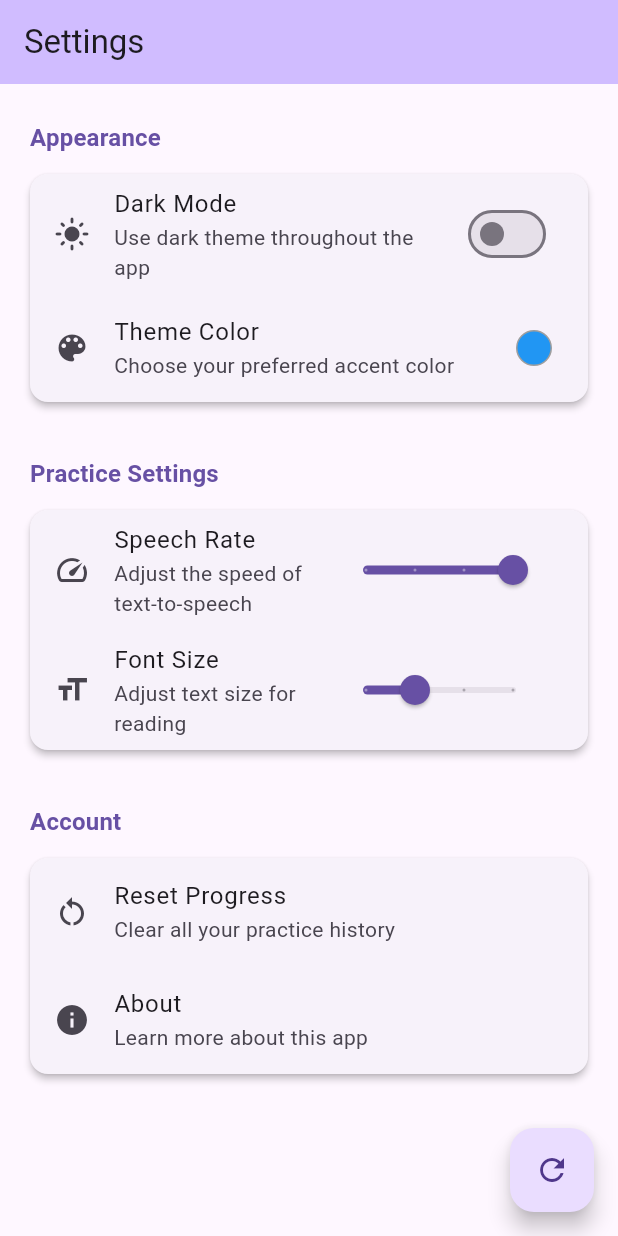
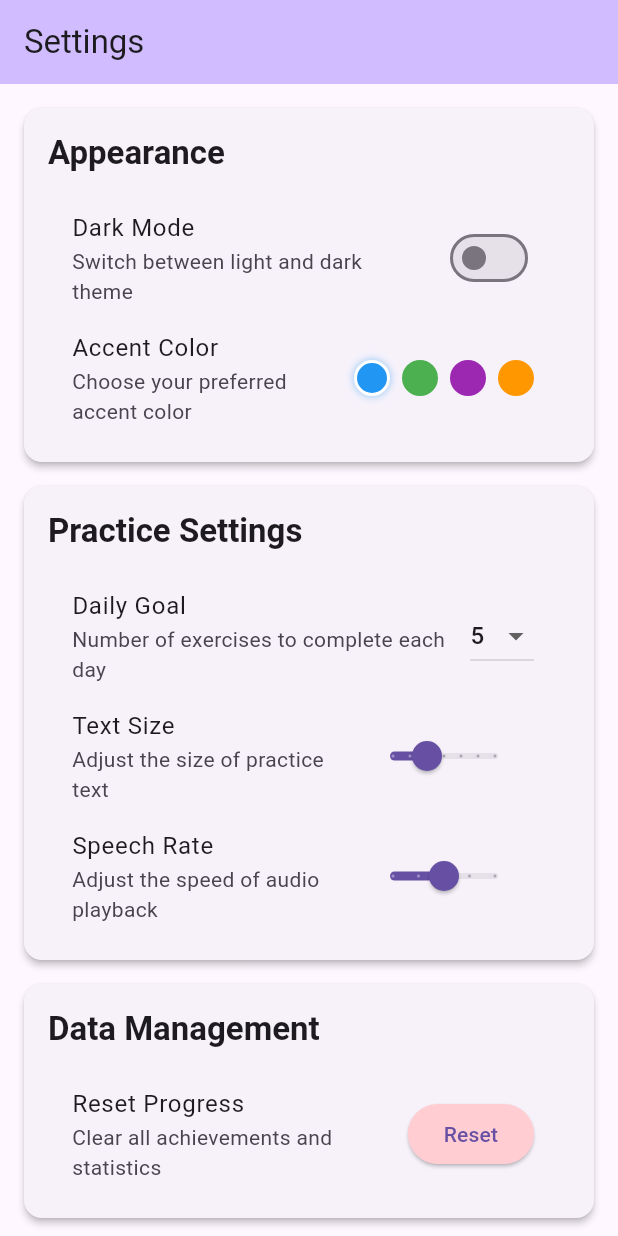
Before and after one commit to hyunjin1012/justype_app, a Flutter app: the SettingsScreen screen opened by its route, on a phone screen of 412 x 824 dp. Run offline on Flutter 3.47's test engine with Material 3 defaults, Android fonts, the phone set to English and light mode, and no system bars; our stand-ins replace confetti, flutter_tts, go_router, shared_preferences; accounts and stored records are empty; network calls fail.

Commit message:
edit settings ui

```diff
--- a/lib/screens/settings_screen.dart
+++ b/lib/screens/settings_screen.dart
@@ -1,10 +1,24 @@
 import 'package:flutter/material.dart';
 import '../services/theme_service.dart';
 
-class SettingsScreen extends StatelessWidget {
+class SettingsScreen extends StatefulWidget {
   final ThemeService themeService;
 
   const SettingsScreen({super.key, required this.themeService});
+
+  @override
+  State<SettingsScreen> createState() => _SettingsScreenState();
+}
+
+class _SettingsScreenState extends State<SettingsScreen> {
+  late ThemeService _themeService;
+  int _dailyGoal = 5;
+
+  @override
+  void initState() {
+    super.initState();
+    _themeService = widget.themeService;
+  }
 
   @override
   Widget build(BuildContext context) {
@@ -14,92 +28,127 @@ class SettingsScreen extends StatelessWidget {
         backgroundColor: Theme.of(context).colorScheme.inversePrimary,
       ),
       body: ListView(
-        padding: const EdgeInsets.all(16.0),
         children: [
-          // Theme section
-          _buildSectionHeader(context, 'Appearance'),
+          // Theme settings
           Card(
             elevation: 2,
+            margin: const EdgeInsets.all(16.0),
+            child: Padding(
+              padding: const EdgeInsets.all(16.0),
               child: Column(
+                crossAxisAlignment: CrossAxisAlignment.start,
                 children: [
+                  Text(
+                    'Appearance',
+                    style: Theme.of(context).textTheme.titleLarge?.copyWith(
+                          fontWeight: FontWeight.bold,
+                        ),
+                  ),
+                  const SizedBox(height: 16),
+
                   // Dark mode toggle
-                SwitchListTile(
+                  ListTile(
                     title: const Text('Dark Mode'),
-                  subtitle: const Text('Use dark theme throughout the app'),
-                  value: themeService.isDarkMode,
+                    subtitle: const Text('Switch between light and dark theme'),
+                    trailing: Switch(
+                      value: _themeService.isDarkMode,
                       onChanged: (value) {
-                    themeService.toggleTheme();
+                        setState(() {
+                          _themeService.toggleTheme();
+                        });
                       },
-                  secondary: Icon(
-                    themeService.isDarkMode
-                        ? Icons.dark_mode
-                        : Icons.light_mode,
                     ),
                   ),
 
-                // Theme color picker
+                  // Accent color selector
                   ListTile(
-                  title: const Text('Theme Color'),
+                    title: const Text('Accent Color'),
                     subtitle: const Text('Choose your preferred accent color'),
-                  leading: const Icon(Icons.color_lens),
-                  trailing: Container(
-                    width: 24,
-                    height: 24,
-                    decoration: BoxDecoration(
-                      color: themeService.accentColor,
-                      shape: BoxShape.circle,
-                      border: Border.all(color: Colors.grey),
-                    ),
-                  ),
-                  onTap: () => _showColorPicker(context, themeService),
+                    trailing: _buildColorSelector(),
                   ),
                 ],
               ),
             ),
-
-          const SizedBox(height: 24),
+          ),
 
           // Practice settings
-          _buildSectionHeader(context, 'Practice Settings'),
           Card(
             elevation: 2,
+            margin: const EdgeInsets.fromLTRB(16.0, 0, 16.0, 16.0),
+            child: Padding(
+              padding: const EdgeInsets.all(16.0),
               child: Column(
+                crossAxisAlignment: CrossAxisAlignment.start,
                 children: [
-                // Text-to-speech settings
+                  Text(
+                    'Practice Settings',
+                    style: Theme.of(context).textTheme.titleLarge?.copyWith(
+                          fontWeight: FontWeight.bold,
+                        ),
+                  ),
+                  const SizedBox(height: 16),
+
+                  // Daily goal setting
                   ListTile(
-                  title: const Text('Speech Rate'),
-                  subtitle: const Text('Adjust the speed of text-to-speech'),
-                  leading: const Icon(Icons.speed),
+                    title: const Text('Daily Goal'),
+                    subtitle:
+                        const Text('Number of exercises to complete each day'),
+                    trailing: DropdownButton<int>(
+                      value: _dailyGoal,
+                      items: [3, 5, 10, 15, 20].map((int value) {
+                        return DropdownMenuItem<int>(
+                          value: value,
+                          child: Text('$value'),
+                        );
+                      }).toList(),
+                      onChanged: (newValue) {
+                        if (newValue != null) {
+                          setState(() {
+                            _dailyGoal = newValue;
+                            // Assuming _progressService.setDailyGoal(newValue) is called elsewhere
+                          });
+                        }
+                      },
+                    ),
+                  ),
+
+                  // Font size slider
+                  ListTile(
+                    title: const Text('Text Size'),
+                    subtitle: const Text('Adjust the size of practice text'),
                     trailing: SizedBox(
-                    width: 150,
+                      width: 120,
                       child: Slider(
-                      value: themeService.speechRate,
-                      min: 0.25,
-                      max: 1.0,
-                      divisions: 3,
-                      label: _getSpeechRateLabel(themeService.speechRate),
+                        value: _themeService.fontSize,
+                        min: 0.8,
+                        max: 1.4,
+                        divisions: 6,
+                        label: _getFontSizeLabel(_themeService.fontSize),
                         onChanged: (value) {
-                        themeService.setSpeechRate(value);
+                          setState(() {
+                            _themeService.setFontSize(value);
+                          });
                         },
                       ),
                     ),
                   ),
 
-                // Font size settings
+                  // Speech rate slider for audio challenges
                   ListTile(
-                  title: const Text('Font Size'),
-                  subtitle: const Text('Adjust text size for reading'),
-                  leading: const Icon(Icons.format_size),
+                    title: const Text('Speech Rate'),
+                    subtitle: const Text('Adjust the speed of audio playback'),
                     trailing: SizedBox(
-                    width: 150,
+                      width: 120,
                       child: Slider(
-                      value: themeService.fontSize,
-                      min: 0.8,
-                      max: 1.4,
-                      divisions: 3,
-                      label: _getFontSizeLabel(themeService.fontSize),
+                        value: _themeService.speechRate,
+                        min: 0.5,
+                        max: 1.5,
+                        divisions: 4,
+                        label: '${_themeService.speechRate}x',
                         onChanged: (value) {
-                        themeService.setFontSize(value);
+                          setState(() {
+                            _themeService.setSpeechRate(value);
+                          });
                         },
                       ),
                     ),
@@ -107,177 +156,174 @@ class SettingsScreen extends StatelessWidget {
                 ],
               ),
             ),
+          ),
 
-          const SizedBox(height: 24),
-
-          // Account settings
-          _buildSectionHeader(context, 'Account'),
+          // Data management
           Card(
             elevation: 2,
+            margin: const EdgeInsets.fromLTRB(16.0, 0, 16.0, 16.0),
+            child: Padding(
+              padding: const EdgeInsets.all(16.0),
               child: Column(
+                crossAxisAlignment: CrossAxisAlignment.start,
                 children: [
+                  Text(
+                    'Data Management',
+                    style: Theme.of(context).textTheme.titleLarge?.copyWith(
+                          fontWeight: FontWeight.bold,
+                        ),
+                  ),
+                  const SizedBox(height: 16),
+
+                  // Reset progress button
                   ListTile(
                     title: const Text('Reset Progress'),
-                  subtitle: const Text('Clear all your practice history'),
-                  leading: const Icon(Icons.restart_alt),
-                  onTap: () => _showResetConfirmation(context),
+                    subtitle:
+                        const Text('Clear all achievements and statistics'),
+                    trailing: ElevatedButton(
+                      onPressed: _showResetConfirmationDialog,
+                      style: ElevatedButton.styleFrom(
+                        backgroundColor: Colors.red.shade100,
+                      ),
+                      child: const Text('Reset'),
+                    ),
+                  ),
+                ],
+              ),
+            ),
+          ),
+
+          // App info
+          Card(
+            elevation: 2,
+            margin: const EdgeInsets.fromLTRB(16.0, 0, 16.0, 16.0),
+            child: Padding(
+              padding: const EdgeInsets.all(16.0),
+              child: Column(
+                crossAxisAlignment: CrossAxisAlignment.start,
+                children: [
+                  Text(
+                    'About JusType',
+                    style: Theme.of(context).textTheme.titleLarge?.copyWith(
+                          fontWeight: FontWeight.bold,
+                        ),
+                  ),
+                  const SizedBox(height: 16),
+                  const ListTile(
+                    title: Text('Version'),
+                    subtitle: Text('1.0.0'),
                   ),
                   ListTile(
-                  title: const Text('About'),
-                  subtitle: const Text('Learn more about this app'),
-                  leading: const Icon(Icons.info),
+                    title: const Text('Help & Feedback'),
+                    subtitle: const Text('Get support or share your thoughts'),
+                    trailing: const Icon(Icons.arrow_forward_ios, size: 16),
                     onTap: () {
-                    // Show about dialog
-                    showAboutDialog(
-                      context: context,
-                      applicationName: 'Language Practice',
-                      applicationVersion: '1.0.0',
-                      applicationIcon: const FlutterLogo(size: 32),
-                      applicationLegalese: '© 2023 Language Practice',
-                      children: [
-                        const SizedBox(height: 16),
-                        const Text(
-                          'A language practice app to help improve reading and listening skills through interactive exercises.',
-                        ),
-                      ],
-                    );
+                      // Open help/feedback screen or link
                     },
                   ),
                 ],
               ),
             ),
-        ],
-      ),
-      floatingActionButton: FloatingActionButton(
-        onPressed: () {
-          themeService.toggleTheme();
-          // Notify the app to rebuild with the new theme
-          (context as Element).markNeedsBuild();
-        },
-        child: const Icon(Icons.refresh),
-      ),
-    );
-  }
-
-  Widget _buildSectionHeader(BuildContext context, String title) {
-    return Padding(
-      padding: const EdgeInsets.symmetric(vertical: 8.0, horizontal: 4.0),
-      child: Text(
-        title,
-        style: Theme.of(context).textTheme.titleMedium?.copyWith(
-              fontWeight: FontWeight.bold,
-              color: Theme.of(context).colorScheme.primary,
-            ),
-      ),
-    );
-  }
-
-  void _showColorPicker(BuildContext context, ThemeService themeService) {
-    final colors = [
-      Colors.blue,
-      Colors.purple,
-      Colors.green,
-      Colors.orange,
-      Colors.red,
-      Colors.teal,
-      Colors.indigo,
-      Colors.pink,
-    ];
-
-    showDialog(
-      context: context,
-      builder: (context) => AlertDialog(
-        title: const Text('Choose Theme Color'),
-        content: Wrap(
-          spacing: 10,
-          runSpacing: 10,
-          children: colors.map((color) {
-            return InkWell(
-              onTap: () {
-                themeService.setAccentColor(color);
-                Navigator.of(context).pop();
-              },
-              child: Container(
-                width: 50,
-                height: 50,
-                decoration: BoxDecoration(
-                  color: color,
-                  shape: BoxShape.circle,
-                  border: Border.all(
-                    color: themeService.accentColor == color
-                        ? Colors.white
-                        : Colors.transparent,
-                    width: 3,
-                  ),
-                  boxShadow: [
-                    BoxShadow(
-                      color: Colors.black.withOpacity(0.1),
-                      blurRadius: 4,
-                      spreadRadius: 1,
-                    ),
-                  ],
-                ),
-                child: themeService.accentColor == color
-                    ? const Icon(Icons.check, color: Colors.white)
-                    : null,
-              ),
-            );
-          }).toList(),
-        ),
-        actions: [
-          TextButton(
-            onPressed: () => Navigator.of(context).pop(),
-            child: const Text('Cancel'),
           ),
         ],
       ),
     );
   }
 
-  void _showResetConfirmation(BuildContext context) {
-    showDialog(
+  Widget _buildColorSelector() {
+    return Row(
+      mainAxisSize: MainAxisSize.min,
+      children: [
+        _colorOption(Colors.blue),
+        const SizedBox(width: 8),
+        _colorOption(Colors.green),
+        const SizedBox(width: 8),
+        _colorOption(Colors.purple),
+        const SizedBox(width: 8),
+        _colorOption(Colors.orange),
+      ],
+    );
+  }
+
+  Widget _colorOption(Color color) {
+    final isSelected = _themeService.accentColor == color;
+
+    return GestureDetector(
+      onTap: () {
+        setState(() {
+          _themeService.setAccentColor(color);
+        });
+      },
+      child: Container(
+        width: 24,
+        height: 24,
+        decoration: BoxDecoration(
+          color: color,
+          shape: BoxShape.circle,
+          border: Border.all(
+            color: isSelected ? Colors.white : Colors.transparent,
+            width: 2,
+          ),
+          boxShadow: isSelected
+              ? [BoxShadow(color: color.withOpacity(0.5), blurRadius: 4)]
+              : null,
+        ),
+      ),
+    );
+  }
+
+  String _getFontSizeLabel(double value) {
+    if (value <= 0.8) return 'S';
+    if (value <= 1.0) return 'M';
+    if (value <= 1.2) return 'L';
+    return 'XL';
+  }
+
+  Future<void> _showResetConfirmationDialog() async {
+    return showDialog<void>(
       context: context,
-      builder: (context) => AlertDialog(
-        title: const Text('Reset Progress'),
-        content: const Text(
-          'Are you sure you want to reset all your progress? This action cannot be undone.',
+      barrierDismissible: false,
+      builder: (BuildContext context) {
+        return AlertDialog(
+          title: const Text('Reset All Progress'),
+          content: const SingleChildScrollView(
+            child: Text(
+              'This will erase all your progress, achievements, and statistics. '
+              'This action cannot be undone. Are you sure you want to continue?',
             ),
-        actions: [
+          ),
+          actions: <Widget>[
             TextButton(
-            onPressed: () => Navigator.of(context).pop(),
               child: const Text('Cancel'),
+              onPressed: () {
+                Navigator.of(context).pop();
+              },
             ),
             TextButton(
-            onPressed: () {
-              // Reset progress logic would go here
-              Navigator.of(context).pop();
-              ScaffoldMessenger.of(context).showSnackBar(
-                const SnackBar(
-                  content: Text('Progress has been reset'),
-                ),
-              );
-            },
               style: TextButton.styleFrom(
                 foregroundColor: Colors.red,
               ),
               child: const Text('Reset'),
+              onPressed: () {
+                _resetAllProgress();
+                Navigator.of(context).pop();
+              },
             ),
           ],
+        );
+      },
+    );
+  }
+
+  Future<void> _resetAllProgress() async {
+    // Assuming _resetAllProgress() is called elsewhere
+    if (mounted) {
+      ScaffoldMessenger.of(context).showSnackBar(
+        const SnackBar(
+          content: Text('All progress has been reset'),
+          duration: Duration(seconds: 2),
         ),
       );
     }
-
-  String _getSpeechRateLabel(double rate) {
-    if (rate <= 0.25) return 'Slow';
-    if (rate <= 0.5) return 'Normal';
-    if (rate <= 0.75) return 'Fast';
-    return 'Very Fast';
-  }
-
-  String _getFontSizeLabel(double size) {
-    if (size <= 0.8) return 'Small';
-    if (size <= 1.0) return 'Normal';
-    if (size <= 1.2) return 'Large';
-    return 'Extra Large';
   }
 }
```
Lines whose indentation alone changed are shown as unchanged.
